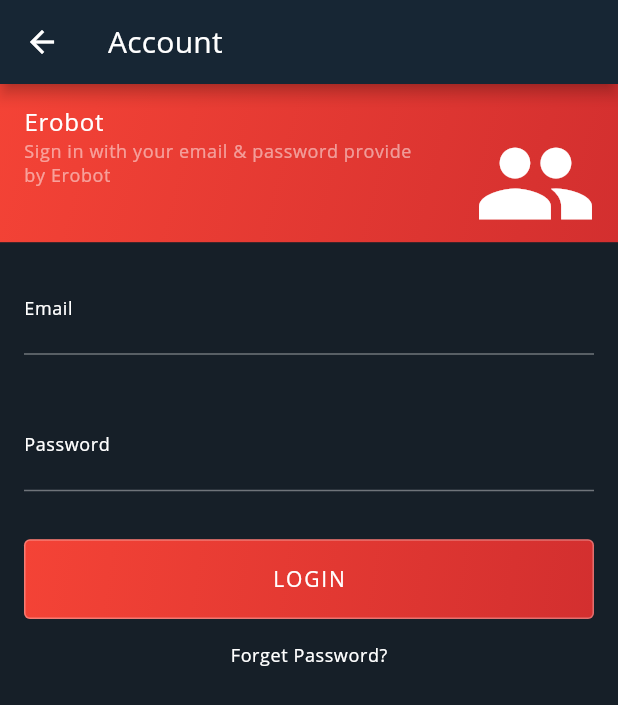
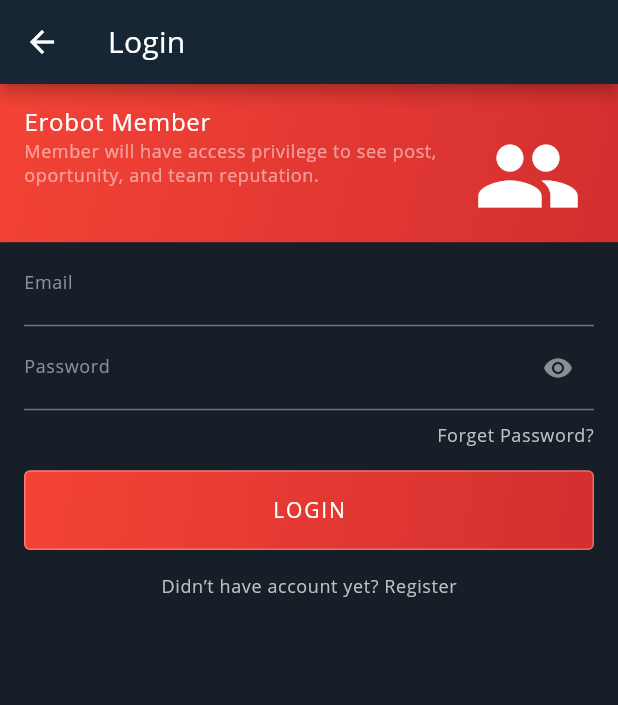
Before and after one commit to erobotkh/erobot_mobile, a Flutter app: the AccountScreen screen opened directly, on a phone screen of 412 x 824 dp. Shown: the top 705 px of the screen. Run offline on Flutter 3.47's test engine with Material 2 defaults, Android fonts, the phone set to English and light mode, and no system bars; our stand-ins replace easy_localization, flutter_svg, hooks_riverpod, shared_preferences; missing offline and left inert: decorated_icon; accounts and stored records are empty.

Commit message:
32 register screen (#37)
* close #33 update login screen

* close #32 register screen

Co-authored-by: Morn-Mey <Morn-Mey@example.com>

```diff
--- a/lib/app_router.dart
+++ b/lib/app_router.dart
@@ -1,4 +1,4 @@
-import 'package:erobot/screens/accounts/account_screen.dart';
+import 'package:erobot/screens/accounts/login_screen.dart';
 import 'package:erobot/screens/education/education_screen.dart';
 import 'package:flutter/material.dart';
 
--- a/lib/config/tab_bar_config.dart
+++ b/lib/config/tab_bar_config.dart
@@ -1,6 +1,6 @@
 import 'package:erobot/app_router.dart';
 import 'package:erobot/config/tab_bar_config_item.dart';
-import 'package:erobot/screens/accounts/account_screen.dart';
+import 'package:erobot/screens/accounts/login_screen.dart';
 import 'package:erobot/screens/education/education_screen.dart';
 import 'package:erobot/screens/home/home_screen.dart';
 
--- a/lib/screens/accounts/account_screen.dart
+++ /dev/null
@@ -1,49 +0,0 @@
-import 'package:erobot/widgets/BottunLogin.dart';
-import 'package:erobot/widgets/Email.dart';
-import 'package:erobot/widgets/Erobot.dart';
-import 'package:erobot/widgets/ForgetPasword.dart';
-import 'package:erobot/widgets/Password.dart';
-import 'package:flutter/material.dart';
-
-class AccountScreen extends StatelessWidget {
-  @override
-  Widget build(BuildContext context) {
-    final _theme = Theme.of(context);
-    return Scaffold(
-      backgroundColor: _theme.colorScheme.background,
-      appBar: _buildAppBar(_theme, context),
-      body: _buildBody(_theme, context),
-    );
-  }
-
-  _buildAppBar(ThemeData _theme, BuildContext context) {
-    return AppBar(
-      centerTitle: false,
-      backgroundColor: _theme.colorScheme.surface,
-      title: Text(
-        'Account',
-        style: _theme.textTheme.headline6,
-      ),
-    );
-  }
-
-  _buildBody(ThemeData _theme, BuildContext context) {
-    return ListView(
-      children: [
-        Container(
-          child: Column(
-            children: [
-              Erobot(
-                  text: 'Sign in with your email & password provide by Erobot',
-                  name: 'Erobot'),
-              Email(text: 'test@gmail.com', name: 'Email'),
-              Password(text: '*******', name: 'Password'),
-              BottunLogin(name: 'LOGIN'),
-              ForgetPassword(name: 'Forget Password?'),
-            ],
-          ),
-        )
-      ],
-    );
-  }
-}
--- /dev/null
+++ b/lib/screens/accounts/local_widgets/e_dont_have_acc.dart
@@ -0,0 +1,24 @@
+import 'package:erobot/config/config_constant.dart';
+import 'package:flutter/material.dart';
+
+class DontHaveAcc extends StatelessWidget {
+  final String name;
+  final String onTap;
+
+  const DontHaveAcc({Key? key, required this.name, required this.onTap})
+      : super(key: key);
+  @override
+  Widget build(BuildContext context) {
+    final _theme = Theme.of(context);
+    return Center(
+      child: InkWell(
+        onTap: () {
+          onTap;
+        },
+        child: Text(name,
+            style: _theme.textTheme.caption
+                ?.copyWith(color: _theme.colorScheme.secondaryVariant)),
+      ),
+    );
+  }
+}
--- a/lib/widgets/Erobot.dart
+++ b/lib/screens/accounts/local_widgets/e_erobot.dart
@@ -38,7 +38,7 @@
                         icon: Icon(
                           Icons.people,
                           color: _theme.colorScheme.onPrimary,
-                          size: 82,
+                          size: 72,
                         ),
                         onPressed: () {},
                       ),
--- /dev/null
+++ b/lib/screens/accounts/local_widgets/e_forget_password.dart
@@ -0,0 +1,26 @@
+import 'package:erobot/config/config_constant.dart';
+import 'package:flutter/material.dart';
+
+class ForgetPassword extends StatelessWidget {
+  final String name;
+  final String onTap;
+
+  const ForgetPassword({Key? key, required this.name, required this.onTap})
+      : super(key: key);
+  @override
+  Widget build(BuildContext context) {
+    final _theme = Theme.of(context);
+    return Container(
+      padding: EdgeInsets.only(right: ConfigConstant.margin2),
+      alignment: Alignment.centerRight,
+      child: InkWell(
+        onTap: () {
+          onTap;
+        },
+        child: Text(name,
+            style: _theme.textTheme.caption
+                ?.copyWith(color: _theme.colorScheme.secondaryVariant)),
+      ),
+    );
+  }
+}
--- /dev/null
+++ b/lib/screens/accounts/local_widgets/e_textfield_password.dart
@@ -0,0 +1,45 @@
+import 'package:flutter/material.dart';
+
+class Password extends StatefulWidget {
+  final String name;
+
+  const Password({Key? key, required this.name}) : super(key: key);
+
+  @override
+  _PasswordState createState() => _PasswordState();
+}
+
+class _PasswordState extends State<Password> {
+  bool _hide = true;
+  @override
+  Widget build(BuildContext context) {
+    final _theme = Theme.of(context);
+    return Container(
+      height: 56,
+      child: TextField(
+        obscureText: _hide,
+        autocorrect: true,
+        keyboardType: TextInputType.text,
+        decoration: InputDecoration(
+          hintStyle: _theme.textTheme.bodyText1
+              ?.copyWith(color: _theme.colorScheme.onSurface),
+          labelText: widget.name,
+          labelStyle: _theme.textTheme.caption
+              ?.copyWith(color: _theme.colorScheme.secondary),
+          suffixIcon: IconButton(
+            icon: Icon(
+              _hide ? Icons.visibility : Icons.visibility_off_rounded,
+              color: _theme.colorScheme.onPrimary.withOpacity(0.5),
+              size: 20,
+            ),
+            onPressed: () {
+              setState(() {
+                _hide = !_hide;
+              });
+            },
+          ),
+        ),
+      ),
+    );
+  }
+}
--- a/lib/widgets/Email.dart
+++ b/lib/screens/accounts/local_widgets/e_textfield_text.dart
@@ -1,23 +1,22 @@
 import 'package:flutter/material.dart';
 
 class Email extends StatelessWidget {
-  final String text;
   final String name;
 
-  const Email({Key? key, required this.text, required this.name})
-      : super(key: key);
+  const Email({Key? key, required this.name}) : super(key: key);
   @override
   Widget build(BuildContext context) {
     final _theme = Theme.of(context);
     return Container(
-      padding: EdgeInsets.all(16),
+      height: 56,
       child: TextField(
         keyboardType: TextInputType.text,
         decoration: InputDecoration(
-          // hintText: text,
-          hintStyle: _theme.textTheme.bodyText1,
+          hintStyle: _theme.textTheme.bodyText1
+              ?.copyWith(color: _theme.colorScheme.onSurface),
           labelText: name,
-          labelStyle: _theme.textTheme.caption,
+          labelStyle: _theme.textTheme.caption
+              ?.copyWith(color: _theme.colorScheme.secondary),
         ),
       ),
     );
--- /dev/null
+++ b/lib/screens/accounts/login_screen.dart
@@ -0,0 +1,79 @@
+import 'package:erobot/config/config_constant.dart';
+import 'package:erobot/screens/accounts/local_widgets/e_dont_have_acc.dart';
+import 'package:erobot/screens/accounts/register_screen.dart';
+import 'package:erobot/widgets/e_bottun.dart';
+import 'package:erobot/screens/accounts/local_widgets/e_textfield_text.dart';
+import 'package:erobot/screens/accounts/local_widgets/e_erobot.dart';
+import 'package:erobot/screens/accounts/local_widgets/e_forget_password.dart';
+import 'package:erobot/screens/accounts/local_widgets/e_textfield_password.dart';
+import 'package:erobot/widgets/e_bottun.dart';
+import 'package:flutter/material.dart';
+
+class AccountScreen extends StatelessWidget {
+  @override
+  Widget build(BuildContext context) {
+    final _theme = Theme.of(context);
+    return Scaffold(
+      backgroundColor: _theme.colorScheme.background,
+      appBar: _buildAppBar(_theme, context),
+      body: _buildBody(_theme, context),
+    );
+  }
+
+  _buildAppBar(ThemeData _theme, BuildContext context) {
+    return AppBar(
+      centerTitle: false,
+      backgroundColor: _theme.colorScheme.surface,
+      title: Text(
+        'Login',
+        style: _theme.textTheme.headline6,
+      ),
+    );
+  }
+
+  _buildBody(ThemeData _theme, BuildContext context) {
+    return ListView(
+      children: [
+        Container(
+          child: Column(
+            children: [
+              Erobot(
+                  text:
+                      'Member will have access privilege to see post, oportunity, and team reputation.',
+                  name: 'Erobot Member'),
+              Container(
+                padding: EdgeInsets.only(
+                    left: ConfigConstant.margin2,
+                    right: ConfigConstant.margin2),
+                child: Column(
+                  children: [
+                    Email(name: 'Email'),
+                    Password(name: 'Password'),
+                  ],
+                ),
+              ),
+              SizedBox(
+                height: ConfigConstant.margin1,
+              ),
+              ForgetPassword(
+                name: 'Forget Password?',
+                onTap: '',
+              ),
+              ButtonLogin(
+                name: 'LOGIN',
+                onTap: () {
+                  Navigator.of(context).push(
+                    MaterialPageRoute(
+                      builder: (context) => RegisterScreen(),
+                    ),
+                  );
+                },
+              ),
+              DontHaveAcc(name: 'Didn’t have account yet? Register', onTap: ''),
+            ],
+          ),
+        )
+      ],
+    );
+  }
+}
--- a/lib/screens/home/members_page.dart
+++ b/lib/screens/home/members_page.dart
@@ -1,4 +1,4 @@
-import 'package:erobot/widgets/Listview.dart';
+import 'package:erobot/widgets/e_listview.dart';
 import 'package:flutter/material.dart';
 
 class MembersPage extends StatefulWidget {
--- a/lib/screens/home/reputations_page.dart
+++ b/lib/screens/home/reputations_page.dart
@@ -1,4 +1,4 @@
-import 'package:erobot/widgets/Listview.dart';
+import 'package:erobot/widgets/e_listview.dart';
 import 'package:flutter/material.dart';
 
 class ReputationsPage extends StatefulWidget {
--- a/lib/widgets/BottunLogin.dart
+++ /dev/null
@@ -1,32 +0,0 @@
-import 'package:erobot/config/config_constant.dart';
-import 'package:erobot/constant/theme_constant.dart';
-import 'package:flutter/material.dart';
-
-class BottunLogin extends StatelessWidget {
-  final String name;
-
-  const BottunLogin({Key? key, required this.name}) : super(key: key);
-  @override
-  Widget build(BuildContext context) {
-    final _theme = Theme.of(context);
-    return Padding(
-      padding: const EdgeInsets.all(16),
-      child: AspectRatio(
-        aspectRatio: 343 / 48,
-        child: Container(
-          decoration: BoxDecoration(
-            gradient: ThemeConstant.redGradient,
-            border: Border.all(color: _theme.colorScheme.onPrimary.withOpacity(0.3)),
-            borderRadius: BorderRadius.circular(ConfigConstant.radius1),
-          ),
-          child: Center(
-            child: Text(
-              name,
-              style: _theme.textTheme.button,
-            ),
-          ),
-        ),
-      ),
-    );
-  }
-}
--- a/lib/widgets/ForgetPasword.dart
+++ /dev/null
@@ -1,17 +0,0 @@
-import 'package:flutter/material.dart';
-
-class ForgetPassword extends StatelessWidget {
-  final String name;
-
-  const ForgetPassword({Key? key, required this.name}) : super(key: key);
-  @override
-  Widget build(BuildContext context) {
-    final _theme = Theme.of(context);
-    return Center(
-      child: Text(
-        name,
-        style: _theme.textTheme.caption,
-      ),
-    );
-  }
-}
--- a/lib/widgets/Password.dart
+++ /dev/null
@@ -1,28 +0,0 @@
-import 'package:flutter/material.dart';
-
-class Password extends StatelessWidget {
-  final String text;
-  final String name;
-
-  const Password({Key? key, required this.text, required this.name})
-      : super(key: key);
-  @override
-  Widget build(BuildContext context) {
-    bool _hide = true;
-    final _theme = Theme.of(context);
-    return Container(
-      padding: EdgeInsets.all(16),
-      child: TextField(
-        obscureText: _hide,
-        autocorrect: true,
-        keyboardType: TextInputType.text,
-        decoration: InputDecoration(
-          // hintText: text,
-          hintStyle: _theme.textTheme.bodyText1,
-          labelText: name,
-          labelStyle: _theme.textTheme.caption,
-        ),
-      ),
-    );
-  }
-}
--- /dev/null
+++ b/lib/widgets/e_bottun.dart
@@ -0,0 +1,40 @@
+import 'package:erobot/config/config_constant.dart';
+import 'package:erobot/constant/theme_constant.dart';
+import 'package:flutter/material.dart';
+
+class ButtonLogin extends StatelessWidget {
+  final String name;
+  final Function onTap;
+
+  const ButtonLogin({Key? key, required this.name, required this.onTap})
+      : super(key: key);
+  @override
+  Widget build(BuildContext context) {
+    final _theme = Theme.of(context);
+    return Padding(
+      padding: const EdgeInsets.all(16),
+      child: AspectRatio(
+        aspectRatio: 343 / 48,
+        child: InkWell(
+          onTap: () {
+            onTap();
+          },
+          child: Container(
+            decoration: BoxDecoration(
+              gradient: ThemeConstant.redGradient,
+              border: Border.all(
+                  color: _theme.colorScheme.onPrimary.withOpacity(0.3)),
+              borderRadius: BorderRadius.circular(ConfigConstant.radius1),
+            ),
+            child: Center(
+              child: Text(
+                name,
+                style: _theme.textTheme.button,
+              ),
+            ),
+          ),
+        ),
+      ),
+    );
+  }
+}
```
Also changed, not shown: lib/screens/accounts/register_screen.dart (added, +66 -0 lines), lib/widgets/e_listview.dart (renamed from lib/widgets/Listview.dart), pubspec.lock.
